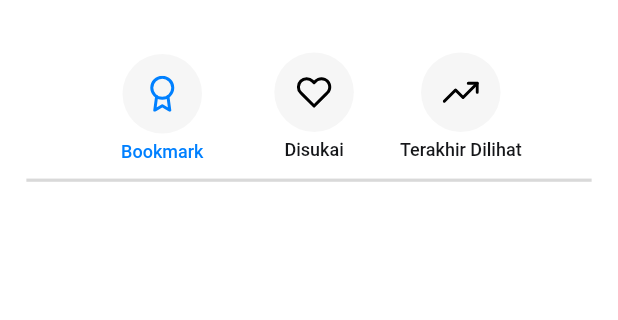
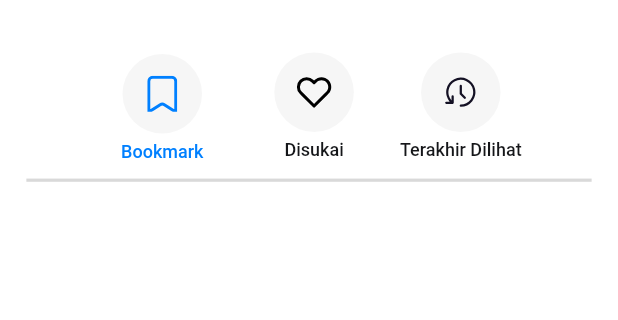
Before and after one commit to ardinur03/mobile-polban-news-hellodev, a Flutter app: the BookmarkPage screen opened directly, on a phone screen of 412 x 824 dp, the part 50-370 px from its top. Run offline on Flutter 3.47's test engine with Material 2 defaults, Android fonts, the light colour scheme and no system bars; our stand-ins replace cached_network_image, carousel_slider, connectivity_plus, flutter_svg, get, shared_preferences; accounts and stored records are empty; Roboto replaces fonts that are missing (Poppins).

Commit message:
FIX: Memperbaiki icon pada bookmark

```diff
--- a/lib/core/utils/image_constant.dart
+++ b/lib/core/utils/image_constant.dart
@@ -15,7 +15,7 @@ class ImageConstant {
 
   static String imageNotFound = 'assets/images/image_not_found.png';
 
-  static String imgFiaward = 'assets/images/img_fiaward.svg';
+  static String imgFiawardBlack = 'assets/images/img_fiaward_black.svg';
 
   static String imgImage6 = 'assets/images/img_image6.png';
 
@@ -24,4 +24,8 @@ class ImageConstant {
   static String imgSearch = 'assets/images/img_search.svg';
 
   static String imgFavorite = 'assets/images/img_favorite.svg';
+
+  static String imgIBookmark = 'assets/images/img_ibookmark.svg';
+
+  static String imgLastView = 'assets/images/img_lastview.svg';
 }
--- a/lib/presentation/bookmark_page/bookmark_page.dart
+++ b/lib/presentation/bookmark_page/bookmark_page.dart
@@ -73,9 +73,8 @@ class BookmarkPage extends StatelessWidget {
                           CustomIconButton(
                             height: 50,
                             width: 50,
-                            padding: IconButtonPadding.PaddingAll9,
                             child: CustomImageView(
-                              svgPath: ImageConstant.imgFiaward,
+                              svgPath: ImageConstant.imgIBookmark,
                             ),
                           ),
                           Padding(
@@ -133,7 +132,7 @@ class BookmarkPage extends StatelessWidget {
                             height: 50,
                             width: 50,
                             child: CustomImageView(
-                              svgPath: ImageConstant.imgFitrendingup,
+                              svgPath: ImageConstant.imgLastView,
                             ),
                           ),
                           Padding(
```
Also changed, not shown: assets/images/img_fiaward_black.svg (added), assets/images/img_fiaward_blue.svg (renamed from assets/images/img_fiaward.svg), assets/images/img_ibookmark.svg (added), assets/images/img_lastview.svg (added), assets/images/test.svg (added), lib/presentation/bookmark_page/bookmark_page_copy.dart (renamed from lib/presentation/bookmark_page/bookmark_page copy.dart).
